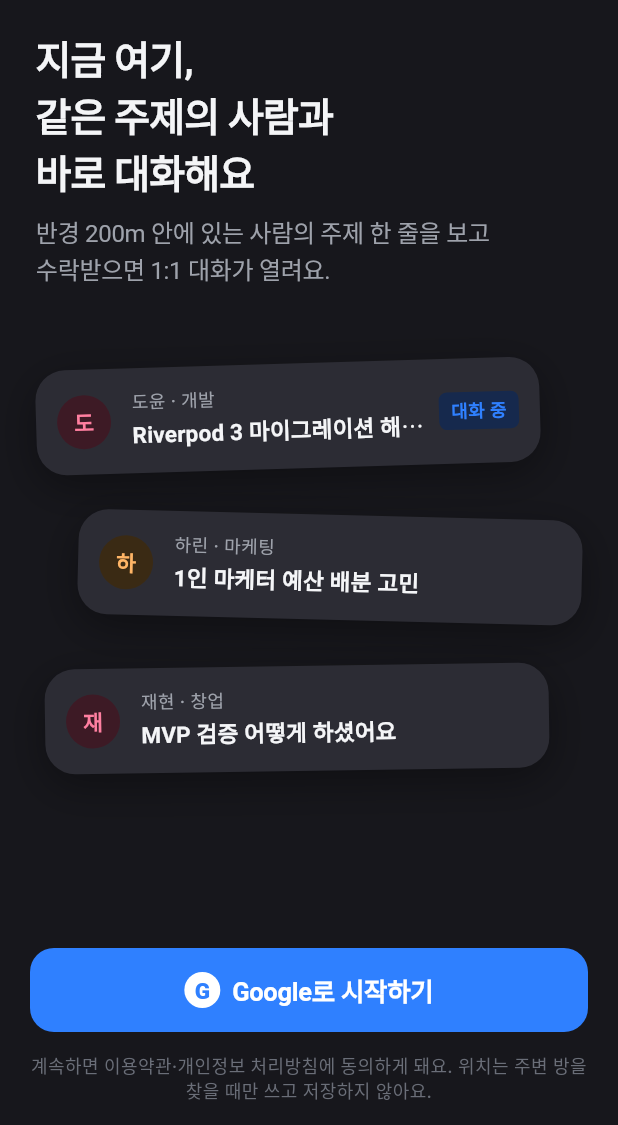
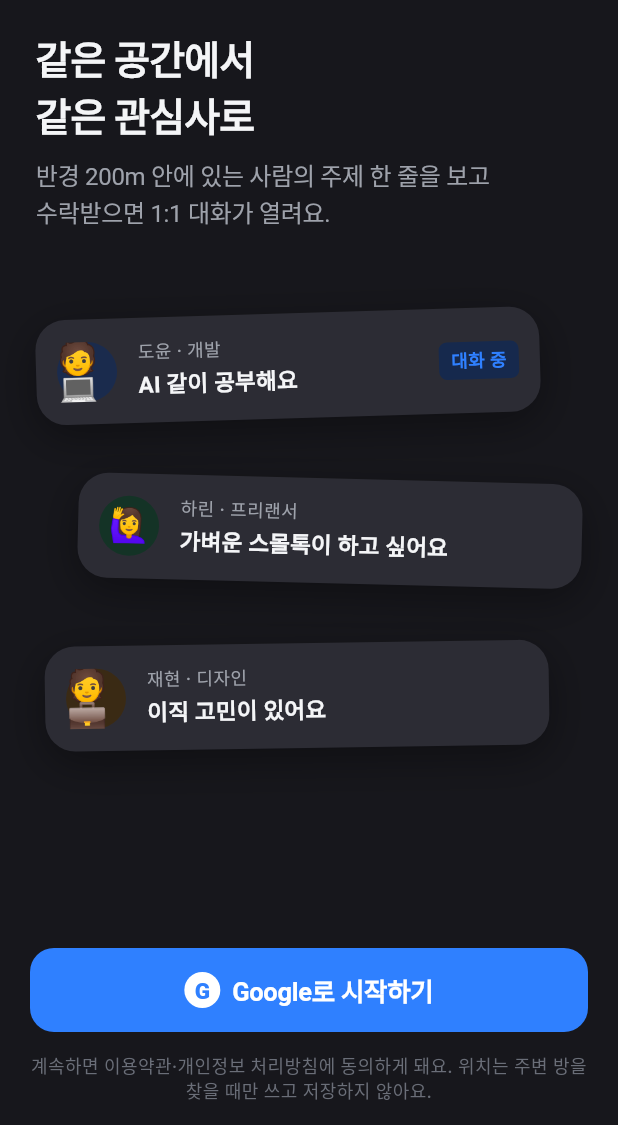
Before and after one commit to charlieoppa86/bind, a Flutter app: the screen it shows after launch, on a phone screen of 412 x 824 dp, the part 111-1236 px from its top. Run offline on Flutter 3.47's test engine with Material 3 defaults, Android fonts, the phone set to English and light mode, and no system bars; our stand-ins replace cloud_firestore, firebase_core, flutter_riverpod, geolocator, go_router, material_ui; accounts and stored records are empty; Roboto replaces fonts that are missing (Pretendard).

Commit message:
feat: 첫 화면 핵심 문구·예시 카드 변경
- 핵심 문구를 "같은 공간에서 같은 관심사로"로 변경
- 예시 주제 3개(AI 같이 공부해요 / 가벼운 스몰톡 / 이직 고민) 교체, 하린 직무 표기를 프리랜서로
- 예시 카드에 소개용 이모지 아바타 추가

Co-Authored-By: Claude Opus 5.5 <noreply@anthropic.com>

```diff
--- a/lib/features/auth/presentation/login_screen.dart
+++ b/lib/features/auth/presentation/login_screen.dart
@@ -47,7 +47,7 @@ class _LoginScreenState extends ConsumerState<LoginScreen> {
               ),
             ),
             PageHeader(
-              title: '지금 여기,\n같은 주제의 사람과\n바로 대화해요',
+              title: '같은 공간에서\n같은 관심사로',
               description:
                   '반경 ${AppLimits.roomRadiusMeters.round()}m 안에 있는 사람의 주제 한 줄을 보고\n수락받으면 1:1 대화가 열려요.',
               padding: const EdgeInsets.fromLTRB(
@@ -154,10 +154,12 @@ class _CardPreview extends StatelessWidget {
 
   @override
   Widget build(BuildContext context) {
-    const cards = [
-      ('도윤', JobTag.developer, 'Riverpod 3 마이그레이션 해보신 분?', -0.03, 0.0),
-      ('하린', JobTag.marketer, '1인 마케터 예산 배분 고민', 0.025, 28.0),
-      ('재현', JobTag.founder, 'MVP 검증 어떻게 하셨어요', -0.015, 6.0),
+    // (닉네임, 하는 일, 주제, 아바타, 기울기, 가로 위치)
+    final cards = [
+      ('도윤', JobTag.developer.label, 'AI 같이 공부해요', '🧑‍💻', -0.03, 0.0),
+      // 소개용 문구라 온보딩 직무 목록(JobTag)에 없는 '프리랜서'도 쓴다.
+      ('하린', '프리랜서', '가벼운 스몰톡이 하고 싶어요', '🙋‍♀️', 0.025, 28.0),
+      ('재현', JobTag.designer.label, '이직 고민이 있어요', '🧑‍💼', -0.015, 6.0),
     ];
     return LayoutBuilder(
       builder: (context, c) {
@@ -165,7 +167,8 @@ class _CardPreview extends StatelessWidget {
         if (h < 180) return const SizedBox.shrink();
         return Stack(
           children: [
-            for (final (i, (name, job, topic, angle, dx)) in cards.indexed)
+            for (final (i, (name, job, topic, emoji, angle, dx))
+                in cards.indexed)
               Positioned(
                 left: AppSpacing.page + dx,
                 right: AppSpacing.page + 28 - dx,
@@ -187,14 +190,14 @@ class _CardPreview extends StatelessWidget {
                     ),
                     child: Row(
                       children: [
-                        InitialAvatar(name, size: 36),
+                        _EmojiAvatar(emoji, index: i),
                         const SizedBox(width: AppSpacing.md),
                         Expanded(
                           child: Column(
                             crossAxisAlignment: CrossAxisAlignment.start,
                             children: [
                               Text(
-                                '$name · ${job.label}',
+                                '$name · $job',
                                 style: AppTypography.caption,
                               ),
                               const SizedBox(height: 2),
@@ -221,3 +224,28 @@ class _CardPreview extends StatelessWidget {
     );
   }
 }
+
+/// 소개용 일러스트 아바타(실제 사용자 사진이 아니다. 앱에서 프로필 사진은 받지 않는다)
+class _EmojiAvatar extends StatelessWidget {
+  const _EmojiAvatar(this.emoji, {required this.index});
+
+  final String emoji;
+  final int index;
+
+  static const _size = 40.0;
+
+  @override
+  Widget build(BuildContext context) {
+    final (bg, _) = AppColors.avatarTints[index % AppColors.avatarTints.length];
+    return Container(
+      width: _size,
+      height: _size,
+      alignment: Alignment.center,
+      decoration: BoxDecoration(color: bg, shape: BoxShape.circle),
+      child: Text(
+        emoji,
+        style: const TextStyle(fontSize: _size * 0.55, height: 1),
+      ),
+    );
+  }
+}
```
